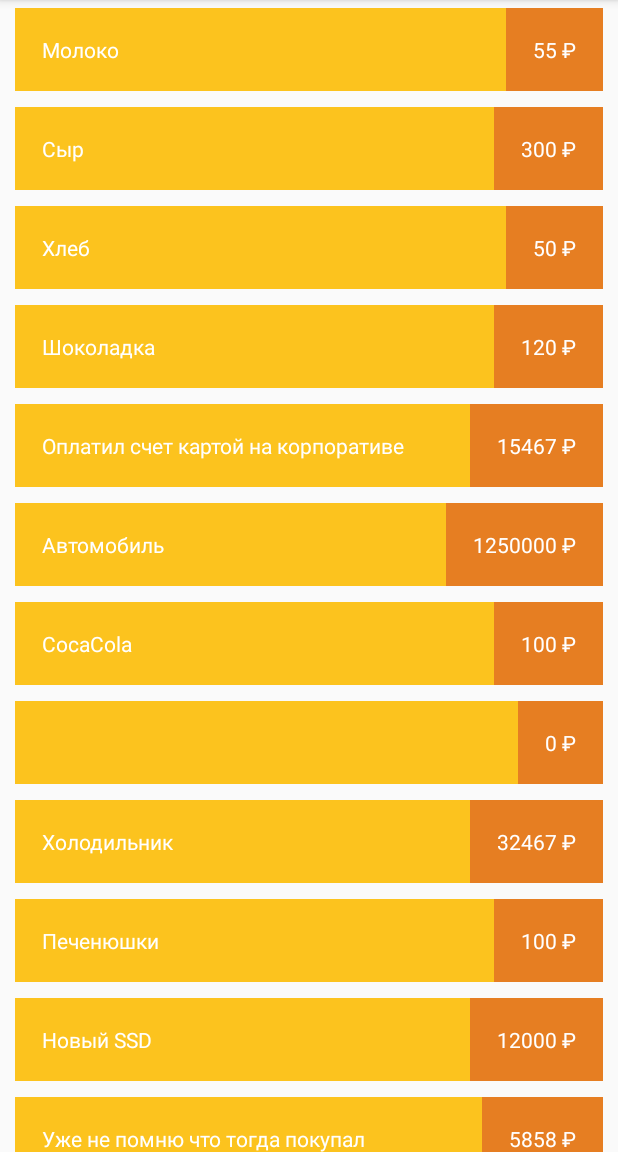
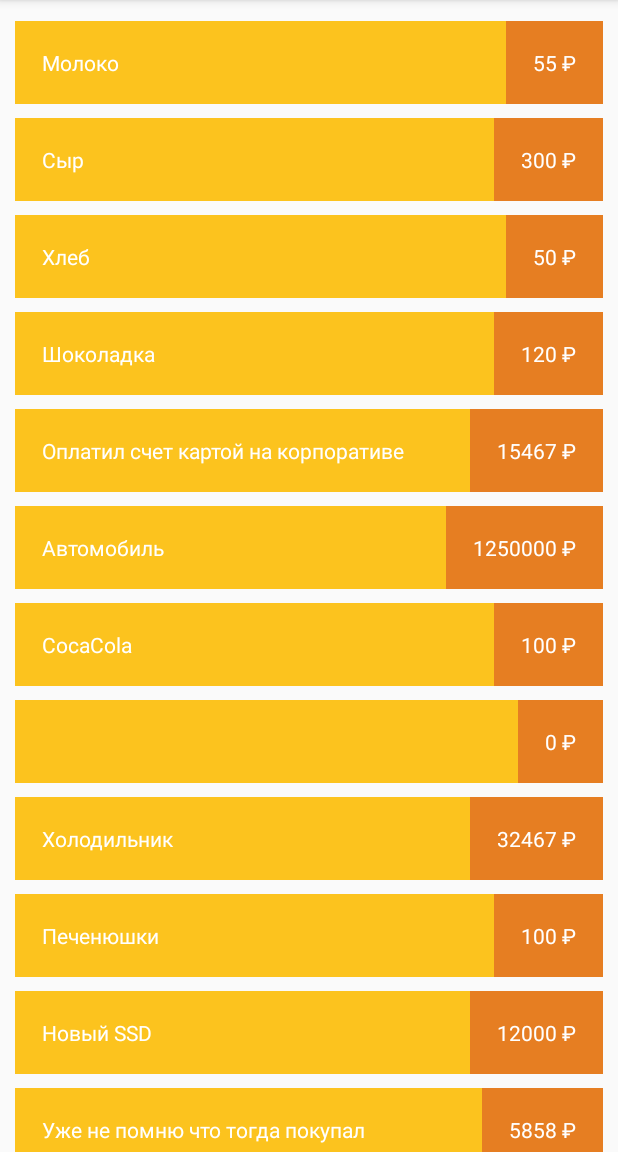
Before and after one commit to miralas/MoneyTracker, an Android app: the screen it shows after launch (ItemListActivity), on a phone screen of 412 x 824 dp, the part 84-1236 px from its top. Run offline under Robolectric (Android 15) with nearby library versions, the phone set to English and light mode, and no system bars.

Commit message:
Add offset with Item Decoration

```diff
--- /dev/null
+++ b/app/src/main/java/com/miralas/moneytracker/ItemDecorator.java
@@ -0,0 +1,40 @@
+package com.miralas.moneytracker;
+
+import android.content.res.Resources;
+import android.graphics.Rect;
+import android.support.v7.widget.RecyclerView;
+import android.view.View;
+
+/**
+ * Created by tiburon on 25/03/2018.
+ */
+
+public class ItemDecorator extends RecyclerView.ItemDecoration {
+
+    private final int spaceLeft;
+    private final int spaceTop;
+    private final int spaceRight;
+    private final int spaceBottom;
+
+    public ItemDecorator(int spaceLeft, int spaceTop, int spaceRight, int spaceBottom) {
+        this.spaceLeft = convertDpToPixels(spaceLeft);
+        this.spaceTop = convertDpToPixels(spaceTop);
+        this.spaceRight = convertDpToPixels(spaceRight);
+        this.spaceBottom = convertDpToPixels(spaceBottom);
+    }
+
+    private int convertDpToPixels(int space) {
+        return (int) (space * Resources.getSystem().getDisplayMetrics().density);
+    }
+
+    @Override
+    public void getItemOffsets(Rect outRect, View view, RecyclerView parent, RecyclerView.State state) {
+        if (parent.getChildAdapterPosition(view) == 0) {
+            outRect.set(spaceLeft,spaceTop * 3,spaceRight,spaceBottom);
+        } else if (parent.getChildAdapterPosition(view) == parent.getAdapter().getItemCount() - 1){
+            outRect.set(spaceLeft,spaceTop,spaceRight,spaceBottom * 3);
+        } else {
+            outRect.set(spaceLeft,spaceTop,spaceRight,spaceBottom);
+        }
+    }
+}
--- a/app/src/main/java/com/miralas/moneytracker/ItemListActivity.java
+++ b/app/src/main/java/com/miralas/moneytracker/ItemListActivity.java
@@ -23,6 +23,7 @@ public class ItemListActivity extends AppCompatActivity {
     private List<Item> data = new ArrayList<>();
     private ItemListAdapter adapter;
 
+
     @Override
     protected void onCreate(@Nullable Bundle savedInstanceState) {
         super.onCreate(savedInstanceState);
@@ -30,9 +31,18 @@ public class ItemListActivity extends AppCompatActivity {
         createData();
         view = findViewById(R.id.list);
         view.setLayoutManager(new LinearLayoutManager(this));
+        //Add Item Decoration
+        view.addItemDecoration(new ItemDecorator(
+                convertToInt(R.integer.item_margin_left), convertToInt(R.integer.item_margin_top),
+                convertToInt(R.integer.item_margin_right), convertToInt(R.integer.item_margin_bottom)));
+
         adapter = new ItemListAdapter();
         view.setAdapter(adapter);
 //        adapter.notifyDataSetChanged();
+    }
+
+    private int convertToInt(int test) {
+        return getResources().getInteger(test);
     }
 
     private void createData() {
@@ -83,7 +93,7 @@ public class ItemListActivity extends AppCompatActivity {
         public void applyData(Item item) {
             title.setText(item.getTitle());
             // Add ruble symbol with String.format
-            price.setText(String.format("%1s%2s", String.valueOf(item.getPrice()), getString(R.string.rub_symbol)));
+            price.setText(String.format(getString(R.string.item_list_price_formatter), String.valueOf(item.getPrice())));
         }
     }
 }
--- a/app/src/main/res/layout/item_record.xml
+++ b/app/src/main/res/layout/item_record.xml
@@ -3,10 +3,6 @@
     xmlns:tools="http://schemas.android.com/tools"
     android:layout_width="match_parent"
     android:layout_height="wrap_content"
-    android:layout_marginBottom="5dp"
-    android:layout_marginLeft="10dp"
-    android:layout_marginRight="10dp"
-    android:layout_marginTop="5dp"
     android:orientation="horizontal">
 
     <TextView
--- /dev/null
+++ b/app/src/main/res/values/integers.xml
@@ -0,0 +1,7 @@
+<?xml version="1.0" encoding="utf-8"?>
+<resources>
+    <integer name="item_margin_top">5</integer>
+    <integer name="item_margin_left">10</integer>
+    <integer name="item_margin_bottom">5</integer>
+    <integer name="item_margin_right">10</integer>
+</resources>
--- a/app/src/main/res/values/strings.xml
+++ b/app/src/main/res/values/strings.xml
@@ -5,5 +5,6 @@
     <string name="rub_symbol">₽</string>
     <string name="add_item_title_hint">Название</string>
     <string name="add_item_price_hint">0</string>
+    <string name="item_list_price_formatter">%s ₽</string>
     <string name="activity_item_list_title">Учет бюджета</string>
 </resources>
```
Also changed, not shown: 1 other file.
